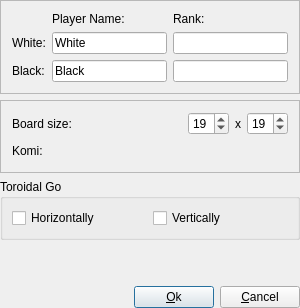
This is src/newvariantgame_gui.ui in bernds/q5Go as Qt 5 draws it before an edit. The edited form follows.
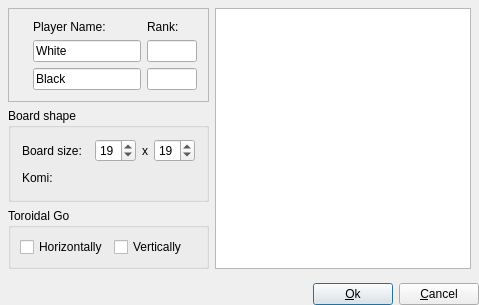
This is the edited form. Icons and pictures are not drawn. Custom widgets are drawn as their Qt base class.

Commit message:
Add a grid display to the new variant game dialog
Repurposing the Grid class which is no longer used by Board.

What changed in the file:
```diff
--- a/src/newvariantgame_gui.ui
+++ b/src/newvariantgame_gui.ui
@@ -2,24 +2,10 @@
 <ui version="4.0">
  <class>NewVariantGameDialog</class>
  <widget class="QDialog" name="NewVariantGameDialog">
-  <property name="geometry">
-   <rect>
-    <x>0</x>
-    <y>0</y>
-    <width>300</width>
-    <height>308</height>
-   </rect>
-  </property>
-  <property name="maximumSize">
-   <size>
-    <width>300</width>
-    <height>380</height>
-   </size>
-  </property>
   <property name="windowTitle">
    <string>New Variant Game</string>
   </property>
-  <layout class="QGridLayout">
+  <layout class="QVBoxLayout" name="verticalLayout">
    <property name="leftMargin">
     <number>0</number>
    </property>
@@ -32,10 +18,23 @@
    <property name="bottomMargin">
     <number>0</number>
    </property>
-   <property name="spacing">
-    <number>6</number>
-   </property>
-   <item row="0" column="0">
+   <item>
+    <layout class="QHBoxLayout" name="horizontalLayout_2">
+     <property name="leftMargin">
+      <number>8</number>
+     </property>
+     <property name="topMargin">
+      <number>8</number>
+     </property>
+     <property name="rightMargin">
+      <number>8</number>
+     </property>
+     <property name="bottomMargin">
+      <number>8</number>
+     </property>
+     <item>
+      <layout class="QVBoxLayout" name="verticalLayout_2">
+       <item>
     <widget class="QFrame" name="Frame13">
      <property name="frameShape">
       <enum>QFrame::StyledPanel</enum>
@@ -59,34 +58,40 @@
       <property name="spacing">
        <number>6</number>
       </property>
-      <item row="1" column="0">
+          <item row="2" column="0">
        <widget class="QLabel" name="TextLabel2">
         <property name="text">
-         <string>White:</string>
+             <string/>
+            </property>
+            <property name="pixmap">
+             <pixmap resource="q4go.qrc">:/images/stone_w16.png</pixmap>
         </property>
         <property name="wordWrap">
          <bool>false</bool>
         </property>
        </widget>
       </item>
-      <item row="2" column="0">
+          <item row="3" column="0">
        <widget class="QLabel" name="TextLabel1">
         <property name="text">
-         <string>Black:</string>
+             <string/>
+            </property>
+            <property name="pixmap">
+             <pixmap resource="q4go.qrc">:/images/stone_b16.png</pixmap>
         </property>
         <property name="wordWrap">
          <bool>false</bool>
         </property>
        </widget>
       </item>
-      <item row="2" column="1">
+          <item row="3" column="1">
        <widget class="QLineEdit" name="playerBlackEdit">
         <property name="text">
          <string>Black</string>
         </property>
        </widget>
       </item>
-      <item row="0" column="1">
+          <item row="1" column="1">
        <widget class="QLabel" name="TextLabel2_2">
         <property name="text">
          <string>Player Name:</string>
@@ -96,20 +101,34 @@
         </property>
        </widget>
       </item>
-      <item row="1" column="1">
+          <item row="2" column="1">
        <widget class="QLineEdit" name="playerWhiteEdit">
         <property name="text">
          <string>White</string>
         </property>
        </widget>
       </item>
-      <item row="1" column="2">
-       <widget class="QLineEdit" name="playerWhiteRkEdit"/>
-      </item>
       <item row="2" column="2">
-       <widget class="QLineEdit" name="playerBlackRkEdit"/>
-      </item>
-      <item row="0" column="2">
+           <widget class="QLineEdit" name="playerWhiteRkEdit">
+            <property name="maximumSize">
+             <size>
+              <width>50</width>
+              <height>16777215</height>
+             </size>
+            </property>
+           </widget>
+          </item>
+          <item row="3" column="2">
+           <widget class="QLineEdit" name="playerBlackRkEdit">
+            <property name="maximumSize">
+             <size>
+              <width>50</width>
+              <height>16777215</height>
+             </size>
+            </property>
+           </widget>
+          </item>
+          <item row="1" column="2">
        <widget class="QLabel" name="TextLabel2_3">
         <property name="text">
          <string>Rank:</string>
@@ -122,98 +141,10 @@
      </layout>
     </widget>
    </item>
-   <item row="4" column="0">
-    <layout class="QHBoxLayout">
-     <property name="spacing">
-      <number>6</number>
-     </property>
-     <property name="leftMargin">
-      <number>0</number>
-     </property>
-     <property name="topMargin">
-      <number>0</number>
-     </property>
-     <property name="rightMargin">
-      <number>0</number>
-     </property>
-     <property name="bottomMargin">
-      <number>0</number>
-     </property>
      <item>
-      <spacer name="Horizontal Spacing2">
-       <property name="orientation">
-        <enum>Qt::Horizontal</enum>
-       </property>
-       <property name="sizeType">
-        <enum>QSizePolicy::Expanding</enum>
-       </property>
-       <property name="sizeHint" stdset="0">
-        <size>
-         <width>20</width>
-         <height>20</height>
-        </size>
-       </property>
-      </spacer>
-     </item>
-     <item>
-      <widget class="QPushButton" name="buttonOk">
-       <property name="text">
-        <string>&amp;Ok</string>
-       </property>
-      </widget>
-     </item>
-     <item>
-      <widget class="QPushButton" name="buttonCancel">
-       <property name="text">
-        <string>&amp;Cancel</string>
-       </property>
-      </widget>
-     </item>
-    </layout>
-   </item>
-   <item row="3" column="0">
-    <spacer name="verticalSpacer">
-     <property name="orientation">
-      <enum>Qt::Vertical</enum>
-     </property>
-     <property name="sizeHint" stdset="0">
-      <size>
-       <width>20</width>
-       <height>0</height>
-      </size>
-     </property>
-    </spacer>
-   </item>
-   <item row="2" column="0">
-    <widget class="QGroupBox" name="groupBox">
+        <widget class="QGroupBox" name="GroupBox14">
      <property name="title">
-      <string>Toroidal Go</string>
-     </property>
-     <layout class="QHBoxLayout" name="horizontalLayout">
-      <item>
-       <widget class="QCheckBox" name="hTorusCheckBox">
-        <property name="text">
-         <string>Horizontally</string>
-        </property>
-       </widget>
-      </item>
-      <item>
-       <widget class="QCheckBox" name="vTorusCheckBox">
-        <property name="text">
-         <string>Vertically</string>
-        </property>
-       </widget>
-      </item>
-     </layout>
-    </widget>
-   </item>
-   <item row="1" column="0">
-    <widget class="QFrame" name="Frame14">
-     <property name="frameShape">
-      <enum>QFrame::StyledPanel</enum>
-     </property>
-     <property name="frameShadow">
-      <enum>QFrame::Raised</enum>
+          <string>Board shape</string>
      </property>
      <layout class="QGridLayout">
       <property name="leftMargin">
@@ -316,7 +247,7 @@
           </property>
           <property name="sizeHint" stdset="0">
            <size>
-            <width>40</width>
+                <width>0</width>
             <height>20</height>
            </size>
           </property>
@@ -372,6 +303,120 @@
      </layout>
     </widget>
    </item>
+       <item>
+        <widget class="QGroupBox" name="groupBox">
+         <property name="title">
+          <string>Toroidal Go</string>
+         </property>
+         <layout class="QHBoxLayout" name="horizontalLayout">
+          <item>
+           <widget class="QCheckBox" name="hTorusCheckBox">
+            <property name="text">
+             <string>Horizontally</string>
+            </property>
+           </widget>
+          </item>
+          <item>
+           <widget class="QCheckBox" name="vTorusCheckBox">
+            <property name="text">
+             <string>Vertically</string>
+            </property>
+           </widget>
+          </item>
+         </layout>
+        </widget>
+       </item>
+      </layout>
+     </item>
+     <item>
+      <widget class="SizeGraphicsView" name="graphicsView">
+       <property name="minimumSize">
+        <size>
+         <width>240</width>
+         <height>0</height>
+        </size>
+       </property>
+       <property name="lineWidth">
+        <number>1</number>
+       </property>
+       <property name="verticalScrollBarPolicy">
+        <enum>Qt::ScrollBarAlwaysOff</enum>
+       </property>
+       <property name="horizontalScrollBarPolicy">
+        <enum>Qt::ScrollBarAlwaysOff</enum>
+       </property>
+       <property name="alignment">
+        <set>Qt::AlignLeading|Qt::AlignLeft|Qt::AlignTop</set>
+       </property>
+       <property name="transformationAnchor">
+        <enum>QGraphicsView::AnchorViewCenter</enum>
+       </property>
+      </widget>
+     </item>
+    </layout>
+   </item>
+   <item>
+    <spacer name="verticalSpacer">
+     <property name="orientation">
+      <enum>Qt::Vertical</enum>
+     </property>
+     <property name="sizeHint" stdset="0">
+      <size>
+       <width>20</width>
+       <height>0</height>
+      </size>
+     </property>
+    </spacer>
+   </item>
+   <item>
+    <layout class="QHBoxLayout">
+     <property name="spacing">
+      <number>6</number>
+     </property>
+     <property name="leftMargin">
+      <number>0</number>
+     </property>
+     <property name="topMargin">
+      <number>0</number>
+     </property>
+     <property name="rightMargin">
+      <number>0</number>
+     </property>
+     <property name="bottomMargin">
+      <number>0</number>
+     </property>
+     <item>
+      <spacer name="Horizontal Spacing2">
+       <property name="orientation">
+        <enum>Qt::Horizontal</enum>
+       </property>
+       <property name="sizeType">
+        <enum>QSizePolicy::Expanding</enum>
+       </property>
+       <property name="sizeHint" stdset="0">
+        <size>
+         <width>20</width>
+         <height>20</height>
+        </size>
+       </property>
+      </spacer>
+     </item>
+     <item>
+      <widget class="QPushButton" name="buttonOk">
+       <property name="text">
+        <string>&amp;Ok</string>
+       </property>
+      </widget>
+     </item>
+     <item>
+      <widget class="QPushButton" name="buttonCancel">
+       <property name="text">
+        <string>&amp;Cancel</string>
+       </property>
+      </widget>
+     </item>
+    </layout>
+   </item>
   </layout>
  </widget>
  <customwidgets>
@@ -380,6 +425,11 @@
    <extends>QWidget</extends>
    <header location="global">komispinbox.h</header>
   </customwidget>
+  <customwidget>
+   <class>SizeGraphicsView</class>
+   <extends>QGraphicsView</extends>
+   <header>sizegraphicsview.h</header>
+  </customwidget>
  </customwidgets>
  <tabstops>
   <tabstop>playerWhiteEdit</tabstop>
```
Left out of the diff: 4 changed lines with no effect on the pictures. Lines whose indentation alone changed are shown as unchanged. The commit also changes 9 other files.
